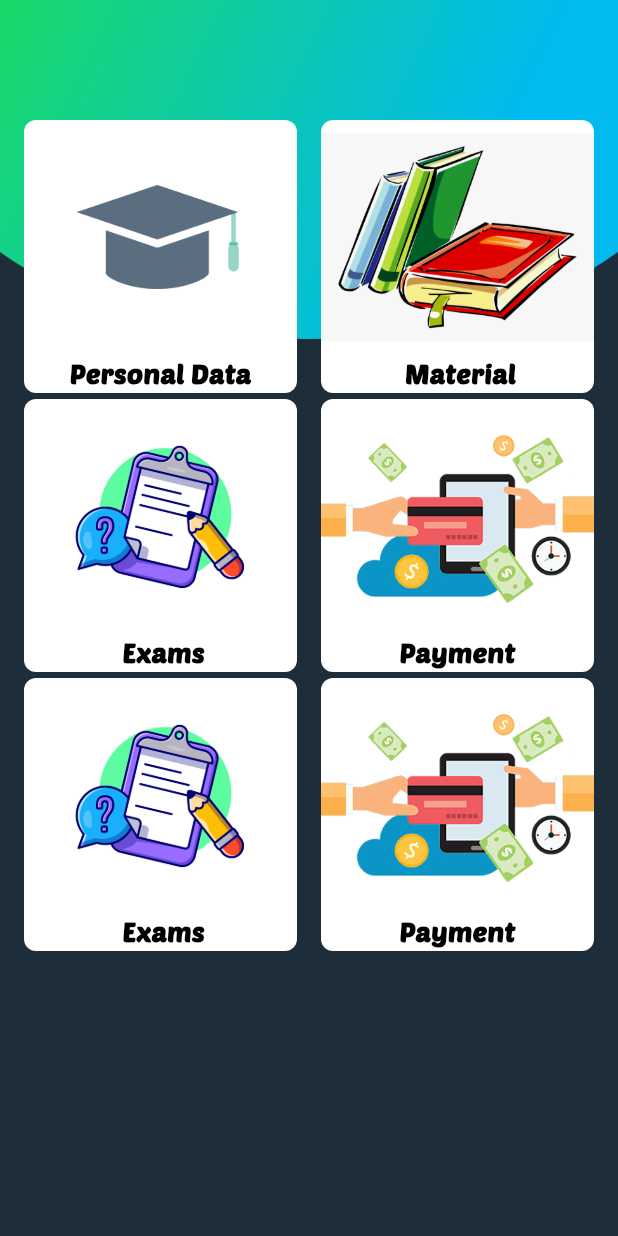
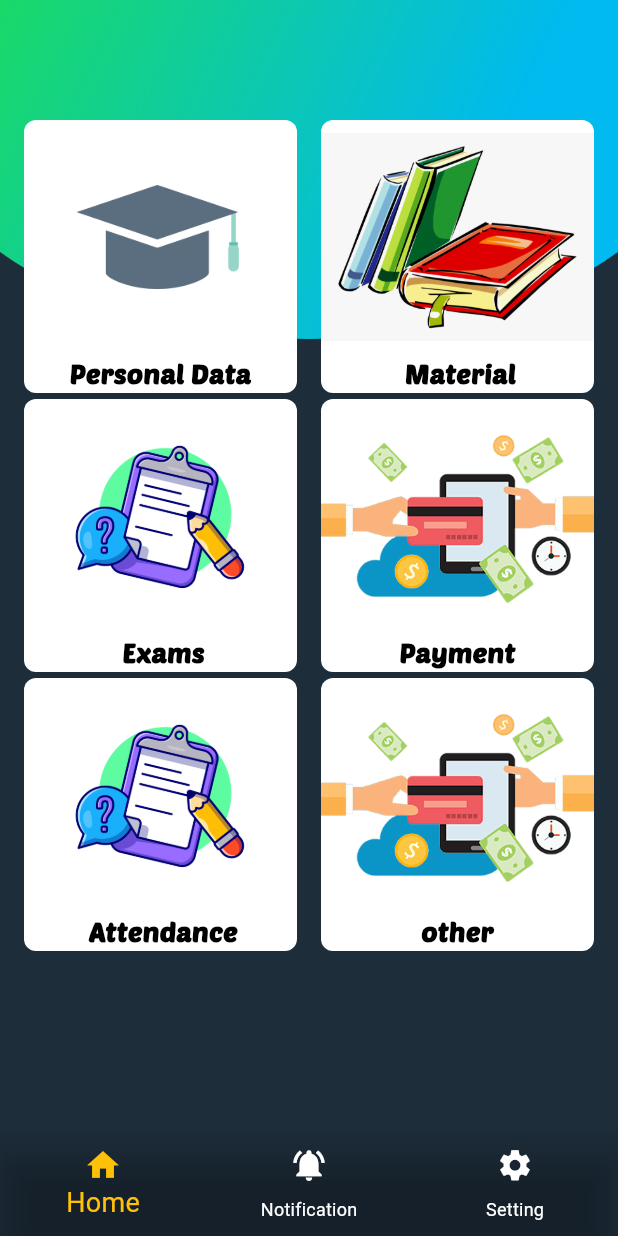
Before and after one commit to a7med-offical/smart_college_app, a Flutter app: the HomeView screen opened directly, on a phone screen of 412 x 824 dp. Run offline on Flutter 3.47's test engine with Material 3 defaults, Android fonts, the phone set to English and light mode, and no system bars.

Commit message:
finsh attendece

```diff
--- a/lib/core/utils/Style.dart
+++ b/lib/core/utils/Style.dart
@@ -5,39 +5,44 @@ class Style {
     fontSize: 20,
     fontWeight: FontWeight.w700,
     color: Colors.white,
-        fontFamily: 'PoetsenOne-Regular',
-
+    fontFamily: 'PoetsenOne-Regular',
+  );
+  static const fontWhite18 = TextStyle(
+    fontSize: 18,
+    fontWeight: FontWeight.w400,
+    color: Colors.amber,
+    fontFamily: 'PoetsenOne-Regular',
   );
 
-   static const font24 = TextStyle(
+  static const fontWhite16 = TextStyle(
+    fontSize: 16,
+    fontWeight: FontWeight.w700,
+    color: Colors.white,
+  );
+  static const font24 = TextStyle(
     fontSize: 28,
     fontWeight: FontWeight.bold,
     color: Colors.white,
     fontFamily: 'PoetsenOne-Regular',
-
   );
-   static const font28 = TextStyle(
+  static const font28 = TextStyle(
     fontSize: 30,
     fontWeight: FontWeight.bold,
     color: Colors.white,
     fontFamily: 'PoetsenOne-Regular',
-
   );
 
-
-   static const font15 = TextStyle(
+  static const font15 = TextStyle(
     fontSize: 15,
     fontWeight: FontWeight.bold,
     color: Colors.grey,
     fontFamily: 'PoetsenOne-Regular',
-
   );
 
-   static const font18 = TextStyle(
+  static const font18 = TextStyle(
     fontSize: 18,
     fontWeight: FontWeight.bold,
     color: Colors.black,
     fontFamily: 'PoetsenOne-Regular',
-
   );
 }
--- a/lib/features/Auth/persenation/view/register_view.dart
+++ b/lib/features/Auth/persenation/view/register_view.dart
@@ -8,8 +8,8 @@ class RegisterView extends StatelessWidget {
 
   @override
   Widget build(BuildContext context) {
-    return Scaffold(
-      body:const RegisterViewBody(),
+    return const Scaffold(
+      body: RegisterViewBody(),
     );
   }
 }
--- a/lib/features/Auth/persenation/view/widget/landing_view_body.dart
+++ b/lib/features/Auth/persenation/view/widget/landing_view_body.dart
@@ -1,6 +1,6 @@
 import 'package:flutter/material.dart';
 import 'package:smart_college_app/core/utils/Style.dart';
-import 'Button_landing_widget.dart';
+import 'package:smart_college_app/core/utils/button_utils.dart';
 
 class LandingViewBody extends StatelessWidget {
   const LandingViewBody({super.key});
--- a/lib/features/Auth/persenation/view/widget/login_view_body.dart
+++ b/lib/features/Auth/persenation/view/widget/login_view_body.dart
@@ -1,8 +1,8 @@
 import 'package:flutter/material.dart';
-import 'package:smart_college_app/features/Auth/persenation/view/widget/text_field_widget.dart';
+import 'package:smart_college_app/core/utils/button_utils.dart';
+import 'package:smart_college_app/core/utils/text_field_utils.dart';
 
 import '../../../../../core/utils/Style.dart';
-import 'Button_landing_widget.dart';
 
 class LoginViewBody extends StatelessWidget {
   const LoginViewBody({super.key});
--- a/lib/features/Auth/persenation/view/widget/register_view_body.dart
+++ b/lib/features/Auth/persenation/view/widget/register_view_body.dart
@@ -1,8 +1,8 @@
 import 'package:flutter/material.dart';
 import 'package:smart_college_app/core/utils/Style.dart';
-import 'package:smart_college_app/features/Auth/persenation/view/widget/Button_landing_widget.dart';
+import 'package:smart_college_app/core/utils/button_utils.dart';
+import 'package:smart_college_app/core/utils/text_field_utils.dart';
 
-import 'text_field_widget.dart';
 
 class RegisterViewBody extends StatelessWidget {
   const RegisterViewBody({super.key});
--- a/lib/features/Auth/persenation/view/widget/reset_password_body.dart
+++ b/lib/features/Auth/persenation/view/widget/reset_password_body.dart
@@ -1,8 +1,9 @@
 import 'package:flutter/material.dart';
+import 'package:smart_college_app/core/utils/button_utils.dart';
+import 'package:smart_college_app/core/utils/text_field_utils.dart';
 
 import '../../../../../core/utils/Style.dart';
-import 'Button_landing_widget.dart';
-import 'text_field_widget.dart';
+
 
 class ResetPasswordBody extends StatelessWidget {
   const ResetPasswordBody({super.key});
--- a/lib/features/Home/persentation/view/home_view.dart
+++ b/lib/features/Home/persentation/view/home_view.dart
@@ -1,13 +1,69 @@
 import 'package:flutter/material.dart';
-import 'package:smart_college_app/features/Home/persentation/view/widget/home_view_body.dart';
 
-class HomeView extends StatelessWidget {
+import 'widget/home_view_body.dart';
+
+class HomeView extends StatefulWidget {
   const HomeView({super.key});
 
   @override
+  State<HomeView> createState() => _HomeViewState();
+}
+
+class _HomeViewState extends State<HomeView> {
+  @override
   Widget build(BuildContext context) {
     return Scaffold(
-      body: HomeViewBody(),
+      body: pages[selectedIndex],
+      bottomNavigationBar: BottomNavigationBar(
+          backgroundColor: Colors.transparent,
+          selectedIconTheme: const IconThemeData(color: Colors.amber),
+          unselectedIconTheme: const IconThemeData(color: Colors.white),
+          selectedLabelStyle: const TextStyle(
+            color: Colors.amber,
+          ),
+          unselectedLabelStyle: const TextStyle(color: Colors.white),
+          selectedItemColor: Colors.amber,
+          unselectedItemColor: Colors.white,
+          selectedFontSize: 18,
+          iconSize: 25,
+          onTap: (value) {
+            setState(() {
+              selectedIndex = value;
+            });
+          },
+          currentIndex: selectedIndex,
+          items: const [
+            BottomNavigationBarItem(icon: Icon(Icons.home), label: 'Home'),
+            BottomNavigationBarItem(
+                icon: Icon(Icons.notifications_active), label: 'Notification'),
+            BottomNavigationBarItem(
+                icon: Icon(Icons.settings), label: 'Setting'),
+          ]),
     );
   }
+
+  int selectedIndex = 0;
+  List<Widget> pages = [
+    HomeViewBody(),
+    const NotificationView(),
+    const Setting()
+  ];
 }
+
+class NotificationView extends StatelessWidget {
+  const NotificationView({super.key});
+
+  @override
+  Widget build(BuildContext context) {
+    return const Scaffold();
+  }
+}
+
+class Setting extends StatelessWidget {
+  const Setting({super.key});
+
+  @override
+  Widget build(BuildContext context) {
+    return const Scaffold();
+  }
+}
--- a/lib/features/Home/persentation/view/widget/home_view_body.dart
+++ b/lib/features/Home/persentation/view/widget/home_view_body.dart
@@ -1,8 +1,6 @@
 import 'package:flutter/cupertino.dart';
 import 'package:flutter/material.dart';
 import 'package:flutter/widgets.dart';
-import 'package:smart_college_app/core/utils/Style.dart';
-
 import '../../view_model/card_service_model.dart';
 import 'card_service_widget.dart';
 
@@ -40,5 +38,8 @@ final List<CardServiceModel> listCard = CardServiceModel.getDta();
         ),
       ],
     );
+
+
   }
+
 }
--- a/lib/features/Home/persentation/view_model/card_service_model.dart
+++ b/lib/features/Home/persentation/view_model/card_service_model.dart
@@ -13,9 +13,9 @@ class CardServiceModel {
       CardServiceModel(textService: ' Exams', image: 'Assets/images/Exam.jpg'),
       CardServiceModel(
           textService: 'Payment', image: 'Assets/images/payment.jpg'),
-      CardServiceModel(textService: ' Exams', image: 'Assets/images/Exam.jpg'),
+      CardServiceModel(textService: ' Attendance', image: 'Assets/images/Exam.jpg'),
       CardServiceModel(
-          textService: 'Payment', image: 'Assets/images/payment.jpg'),
+          textService: 'other', image: 'Assets/images/payment.jpg'),
     ];
   }
 }
--- a/lib/features/splash/view/splash_view.dart
+++ b/lib/features/splash/view/splash_view.dart
@@ -7,7 +7,7 @@ class SplashView extends StatelessWidget {
 
   @override
   Widget build(BuildContext context) {
-    return  Scaffold(
+    return const  Scaffold(
       body: SplashViewBody(),
     );
   }
--- a/lib/main.dart
+++ b/lib/main.dart
@@ -1,20 +1,27 @@
 import 'package:flutter/material.dart';
+import 'package:smart_college_app/features/Home/persentation/view/attendence_view.dart';
+import 'package:smart_college_app/features/Home/persentation/view/exam_view.dart';
+import 'package:smart_college_app/features/Home/persentation/view/personal_data_view.dart';
+import 'package:smart_college_app/features/splash/view/splash_view.dart';
 import 'features/Home/persentation/view/home_view.dart';
+import 'package:smart_college_app/core/utils/button_utils.dart';
+import 'package:smart_college_app/core/utils/text_field_utils.dart';
 
 void main() {
   runApp(const CollegeApp());
 }
+
 class CollegeApp extends StatelessWidget {
   const CollegeApp({super.key});
 
   @override
   Widget build(BuildContext context) {
     return MaterialApp(
-      home: HomeView(),
+
+      home: SplashView(),
       debugShowCheckedModeBanner: false,
       theme: ThemeData(
         scaffoldBackgroundColor: const Color.fromARGB(255, 29, 45, 58),
-
       ),
     );
   }
```
Also changed, not shown: lib/core/utils/text_field_utils.dart (renamed from lib/features/Auth/persenation/view/widget/text_field_widget.dart, +17 -20 lines), lib/features/Home/persentation/view/attendence_view.dart (added, +22 -0 lines), lib/features/Home/persentation/view/exam_view.dart (added, +13 -0 lines), lib/features/Home/persentation/view/personal_data_view.dart (added, +16 -0 lines), lib/features/Home/persentation/view/widget/attendence_view_body.dart (added, +182 -0 lines), lib/features/Home/persentation/view/widget/exam_view_body.dart (added, +27 -0 lines), lib/features/Home/persentation/view/widget/personal_data_body.dart (added, +52 -0 lines), lib/features/splash/view/widget/splash_view_body.dart (+7 -8 lines), lib/core/utils/button_utils.dart (renamed from lib/features/Auth/persenation/view/widget/Button_landing_widget.dart).
